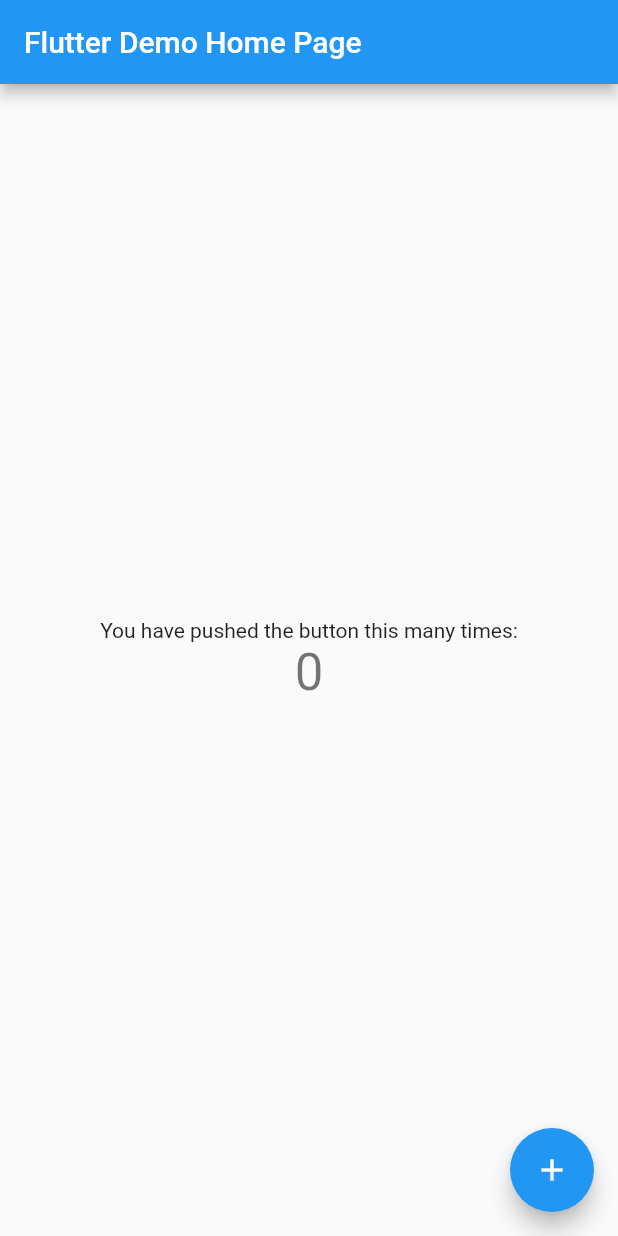
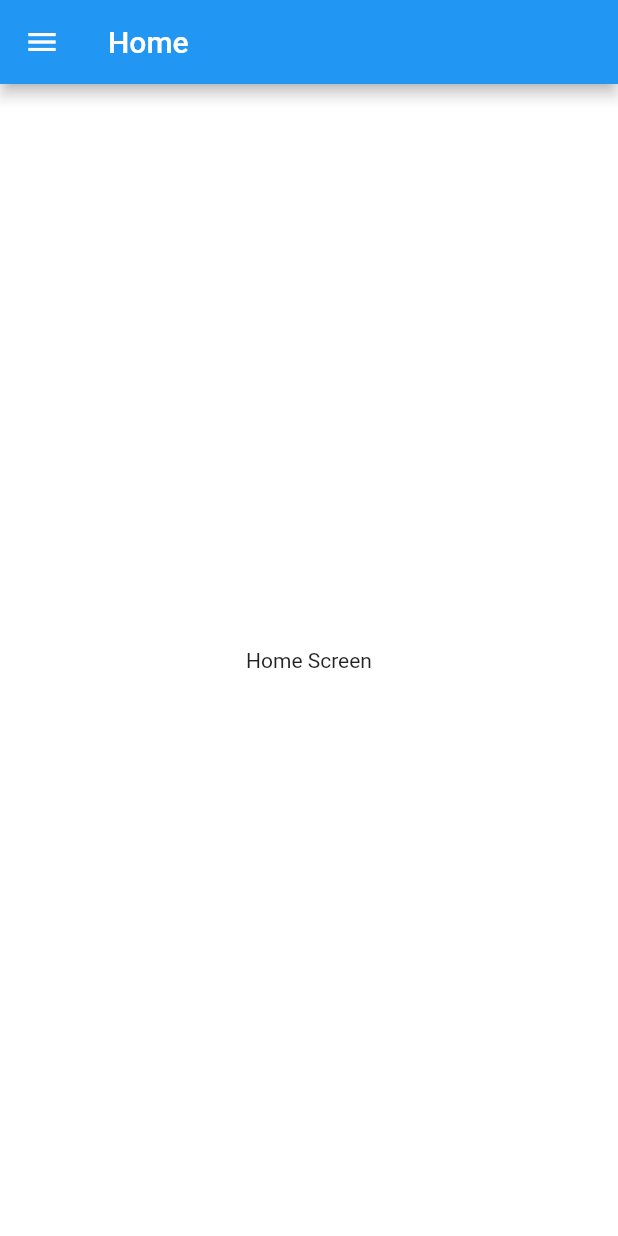
Before and after one commit to thearise/smartkyat_pos, a Flutter app: the screen it shows after launch, on a phone screen of 412 x 824 dp. Run offline on Flutter 3.47's test engine with Material 2 defaults, Android fonts, the phone set to English and light mode, and no system bars.

Commit message:
Updated to sps brranch

```diff
--- /dev/null
+++ b/lib/fragments/aboutus_fragment.dart
@@ -0,0 +1,12 @@
+import 'package:flutter/material.dart';
+
+class AboutusFragment extends StatelessWidget {
+  @override
+  Widget build(BuildContext context) {
+    // TODO: implement build
+    return new Center(
+      child: new Text("Aboutus Screen"),
+    );
+  }
+
+}
--- /dev/null
+++ b/lib/fragments/home_fragment.dart
@@ -0,0 +1,12 @@
+import 'package:flutter/material.dart';
+
+class HomeFragment extends StatelessWidget {
+  @override
+  Widget build(BuildContext context) {
+    // TODO: implement build
+    return new Center(
+      child: new Text("Home Screen"),
+    );
+  }
+
+}
--- a/lib/main.dart
+++ b/lib/main.dart
@@ -1,113 +1,37 @@
 import 'package:flutter/material.dart';
+import 'package:flutter/services.dart';
+import 'package:smartkyat_pos/pages/home_page.dart';
 
 void main() {
   runApp(MyApp());
 }
 
+
 class MyApp extends StatelessWidget {
+
+  @override
+  void initState() {
+    SystemChrome.setPreferredOrientations([
+      DeviceOrientation.portraitUp,
+      DeviceOrientation.portraitDown,
+    ]);
+  }
+
   // This widget is the root of your application.
   @override
   Widget build(BuildContext context) {
+    SystemChrome.setSystemUIOverlayStyle(SystemUiOverlayStyle.light);
+
     return MaterialApp(
-      title: 'Flutter De',
-      theme: ThemeData(
-        // This is the theme of your application.
-        //
-        // Try running your application with "flutter run". You'll see the
-        // application has a blue toolbar. Then, without quitting the app, try
-        // changing the primarySwatch below to Colors.green and then invoke
-        // "hot reload" (press "r" in the console where you ran "flutter run",
-        // or simply save your changes to "hot reload" in a Flutter IDE).
-        // Notice that the counter didn't reset back to zero; the application
-        // is not restarted.
-        primarySwatch: Colors.blue,
+      title: 'Flutter UI',
+      debugShowCheckedModeBanner: false,
+
+      theme: new ThemeData(
+        // primarySwatch: Colors.teal,
+        canvasColor: Colors.white,
       ),
-      home: MyHomePage(title: 'Flutter Demo Home Page'),
+      //home: App(settings),
+      home: HomePage(),
     );
   }
 }
-
-class MyHomePage extends StatefulWidget {
-  MyHomePage({Key? key, required this.title}) : super(key: key);
-
-  // This widget is the home page of your application. It is stateful, meaning
-  // that it has a State object (defined below) that contains fields that affect
-  // how it looks.
-
-  // This class is the configuration for the state. It holds the values (in this
-  // case the title) provided by the parent (in this case the App widget) and
-  // used by the build method of the State. Fields in a Widget subclass are
-  // always marked "final".
-
-  final String title;
-
-  @override
-  _MyHomePageState createState() => _MyHomePageState();
-}
-
-class _MyHomePageState extends State<MyHomePage> {
-  int _counter = 0;
-
-  void _incrementCounter() {
-    setState(() {
-      // This call to setState tells the Flutter framework that something has
-      // changed in this State, which causes it to rerun the build method below
-      // so that the display can reflect the updated values. If we changed
-      // _counter without calling setState(), then the build method would not be
-      // called again, and so nothing would appear to happen.
-      _counter++;
-    });
-  }
-
-  @override
-  Widget build(BuildContext context) {
-    // This method is rerun every time setState is called, for instance as done
-    // by the _incrementCounter method above.
-    //
-    // The Flutter framework has been optimized to make rerunning build methods
-    // fast, so that you can just rebuild anything that needs updating rather
-    // than having to individually change instances of widgets.
-    return Scaffold(
-      appBar: AppBar(
-        // Here we take the value from the MyHomePage object that was created by
-        // the App.build method, and use it to set our appbar title.
-        title: Text(widget.title),
-      ),
-      body: Center(
-        // Center is a layout widget. It takes a single child and positions it
-        // in the middle of the parent.
-        child: Column(
-          // Column is also a layout widget. It takes a list of children and
-          // arranges them vertically. By default, it sizes itself to fit its
-          // children horizontally, and tries to be as tall as its parent.
-          //
-          // Invoke "debug painting" (press "p" in the console, choose the
-          // "Toggle Debug Paint" action from the Flutter Inspector in Android
-          // Studio, or the "Toggle Debug Paint" command in Visual Studio Code)
-          // to see the wireframe for each widget.
-          //
-          // Column has various properties to control how it sizes itself and
-          // how it positions its children. Here we use mainAxisAlignment to
-          // center the children vertically; the main axis here is the vertical
-          // axis because Columns are vertical (the cross axis would be
-          // horizontal).
-          mainAxisAlignment: MainAxisAlignment.center,
-          children: <Widget>[
-            Text(
-              'You have pushed the button this many times:',
-            ),
-            Text(
-              '$_counter',
-              style: Theme.of(context).textTheme.headline4,
-            ),
-          ],
-        ),
-      ),
-      floatingActionButton: FloatingActionButton(
-        onPressed: _incrementCounter,
-        tooltip: 'Increment',
-        child: Icon(Icons.add),
-      ), // This trailing comma makes auto-formatting nicer for build methods.
-    );
-  }
-}
--- /dev/null
+++ b/lib/pages/home_page.dart
@@ -0,0 +1,89 @@
+import 'package:smartkyat_pos/fragments/home_fragment.dart';
+import 'package:smartkyat_pos/fragments/profile_fragment.dart';
+import 'package:smartkyat_pos/fragments/aboutus_fragment.dart';
+import 'package:flutter/material.dart';
+
+class DrawerItem {
+  String title;
+  IconData icon;
+  DrawerItem(this.title, this.icon);
+}
+
+class HomePage extends StatefulWidget {
+  final drawerItems = [
+    new DrawerItem("Home", Icons.home),
+    new DrawerItem("Profile", Icons.person_outline),
+    new DrawerItem("Aboutus", Icons.people_outline)
+  ];
+
+  @override
+  State<StatefulWidget> createState() {
+    return new HomePageState();
+  }
+}
+
+class HomePageState extends State<HomePage> {
+  int _selectedDrawerIndex = 0;
+
+  _getDrawerItemWidget(int pos) {
+    switch (pos) {
+      case 0:
+        return new HomeFragment();
+      case 1:
+        return new ProfileFragment();
+      case 2:
+        return new AboutusFragment();
+
+      default:
+        return new Text("Error");
+    }
+  }
+
+  _onSelectItem(int index) {
+    setState(() => _selectedDrawerIndex = index);
+    Navigator.of(context).pop(); // close the drawer
+  }
+
+  @override
+  Widget build(BuildContext context) {
+    List<Widget> drawerOptions = [];
+    for (var i = 0; i < widget.drawerItems.length; i++) {
+      var d = widget.drawerItems[i];
+      drawerOptions.add(
+        new ListTile(
+          leading: new Icon(d.icon),
+          title: new Text(d.title),
+          selected: i == _selectedDrawerIndex,
+          onTap: () => _onSelectItem(i),
+        )
+      );
+    }
+
+    return new Scaffold(
+      appBar: new AppBar(
+        // here we display the title corresponding to the fragment
+        // you can instead choose to have a static title
+        title: new Text(widget.drawerItems[_selectedDrawerIndex].title),
+      ),
+      drawer: new Drawer(
+        child: new Column(
+          children: <Widget>[
+            new UserAccountsDrawerHeader(
+                accountName: new Text("Michel Clerk"), accountEmail: new Text("Michel@gmail.com"),currentAccountPicture: CircleAvatar(
+              backgroundColor:
+              Theme.of(context).platform == TargetPlatform.iOS
+                  ? Colors.blue
+                  : Colors.white,
+              child: Text(
+                "M",
+                style: TextStyle(fontSize: 40.0),
+              ),
+            ),),
+            new Column(children: drawerOptions),
+          ],
+        ),
+      ),
+      body: _getDrawerItemWidget(_selectedDrawerIndex),
+    );
+  }
+}
```
Also changed, not shown: lib/app_theme.dart (added, +89 -0 lines), lib/fragments/profile_fragment.dart (added, +12 -0 lines), 1 other file.
